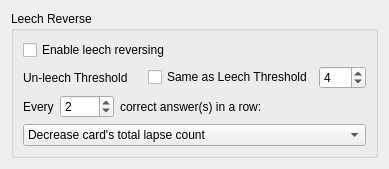
First picture: the form in res/ui/reverse_form.ui, repository iamjustkoi/LeechToolkit, before the edit.
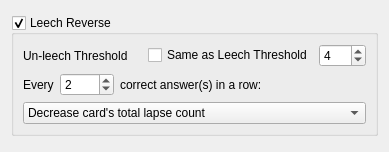
Second picture: the form after the edit. Icons and pictures are not drawn.

Commit message: Implemented new UI for grouped behaviors in options

The edit to the form file:
```diff
--- a/res/ui/reverse_form.ui
+++ b/res/ui/reverse_form.ui
@@ -31,48 +31,10 @@
      <property name="alignment">
       <set>Qt::AlignLeading|Qt::AlignLeft|Qt::AlignTop</set>
      </property>
-     <layout class="QVBoxLayout" name="verticalLayout_2">
-         <item>
-             <layout class="QHBoxLayout" name="reverse_enable_layout">
-                 <item>
-                     <widget class="QCheckBox" name="reverseCheckbox">
-                         <property name="sizePolicy">
-                             <sizepolicy hsizetype="Minimum" vsizetype="Fixed">
-                                 <horstretch>0</horstretch>
-                                 <verstretch>0</verstretch>
-                             </sizepolicy>
-                         </property>
-                         <property name="text">
-                             <string>Enable leech reversing</string>
-                         </property>
-                     </widget>
-                 </item>
-                 <item>
-                     <widget class="QPushButton" name="pushButton">
-                         <property name="sizePolicy">
-                             <sizepolicy hsizetype="Fixed" vsizetype="Fixed">
-                                 <horstretch>0</horstretch>
-                                 <verstretch>0</verstretch>
-                             </sizepolicy>
-                         </property>
-                         <property name="minimumSize">
-                             <size>
-                                 <width>16</width>
-                                 <height>16</height>
-                             </size>
-                         </property>
-                         <property name="icon">
-                             <iconset>
-                                 <normaloff>../img/restore_icon.svg</normaloff>../img/restore_icon.svg
-                             </iconset>
-                         </property>
-                         <property name="flat">
+        <property name="checkable">
                              <bool>true</bool>
                          </property>
-                     </widget>
-                 </item>
-             </layout>
-         </item>
+        <layout class="QVBoxLayout" name="verticalLayout_2">
       <item>
        <layout class="QHBoxLayout" name="reverseThresholdLayout">
         <item>
```
Left out of the diff: 3 changed lines with no effect on the pictures. Lines whose indentation alone changed are shown as unchanged. The commit also changes 7 other files.
